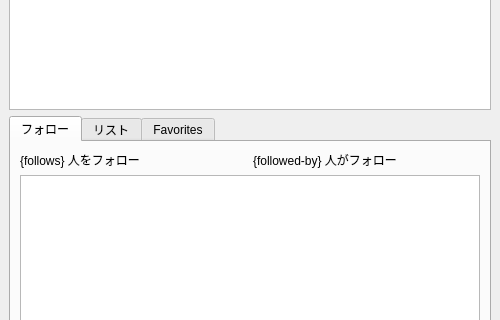
Before: the Qt Designer form userform.ui in showa-yojyo/twclient, drawn with Qt 5; both pictures show x 0 to 500 and y 91 to 411 of the 500 by 640 pixel window.
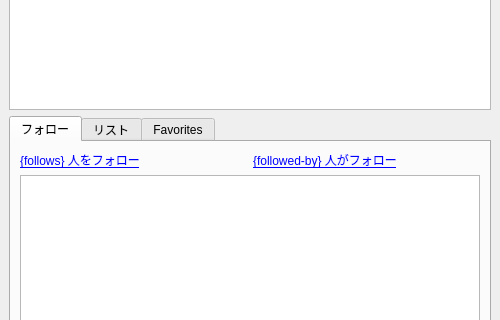
After: the same form once the commit is applied. Icons and pictures are not drawn. Custom widgets are drawn as their Qt base class.

Commit message: * ui_userform.py: pyuic4.bat による再生成。 * userform.py (onLinkActivated): 追加。ページ表示の切替。 * userform.ui: ラベルをホットテキストとする。

Diff of the .ui file:
```diff
--- a/userform.ui
+++ b/userform.ui
@@ -58,14 +58,14 @@
          <item>
           <widget class="QLabel" name="labelFollows">
            <property name="text">
-            <string>{follows} 人をフォロー</string>
+            <string>&lt;a href=&quot;{follows}&quot;&gt;{follows} 人をフォロー&lt;/a&gt;</string>
            </property>
           </widget>
          </item>
          <item>
           <widget class="QLabel" name="labelFollowedBy">
            <property name="text">
-            <string>{followed-by} 人がフォロー</string>
+            <string>&lt;a href=&quot;{followed-by}&quot;&gt;{followed-by} 人がフォロー&lt;/a&gt;</string>
            </property>
           </widget>
          </item>
```
Left out of the diff: 74 changed lines with no effect on the pictures. The commit also changes 2 other files.
